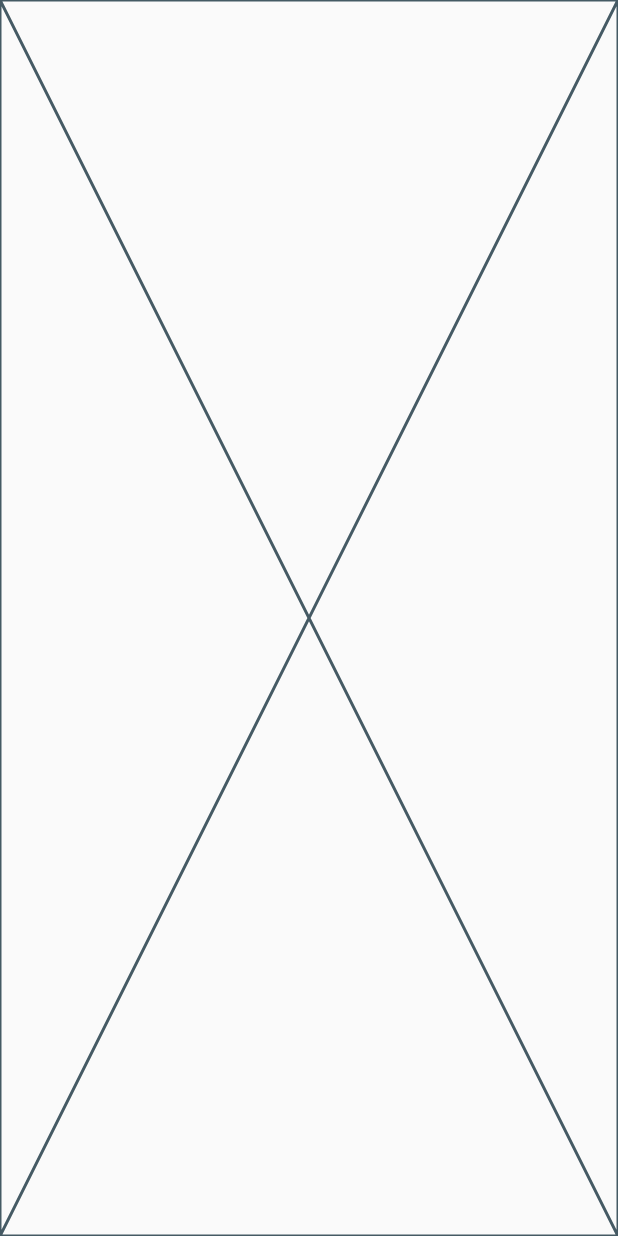
After one commit to Louay-Sallakho/booklyapp, a Flutter app: the screen it shows after launch, on a phone screen of 412 x 824 dp. The commit adds this screen. Run offline on Flutter 3.47's test engine with Material 2 defaults, Android fonts, the phone set to English and light mode, and no system bars; our stand-ins replace get.

Commit message:
Created Splashview and Splashview body

```diff
--- /dev/null
+++ b/lib/Features/splash/presentation/views/splashview.dart
@@ -0,0 +1,15 @@
+
+
+import 'package:booklyapp/Features/splash/presentation/views/widgets/splashviewbody.dart';
+import 'package:flutter/material.dart';
+
+class SplashView extends StatelessWidget {
+  const SplashView({super.key});
+
+  @override
+  Widget build(BuildContext context) {
+    return const Scaffold(
+      body: SplashViewBody(),
+    );
+  }
+}
--- /dev/null
+++ b/lib/Features/splash/presentation/views/widgets/splashviewbody.dart
@@ -0,0 +1,11 @@
+import 'package:flutter/src/widgets/framework.dart';
+import 'package:flutter/src/widgets/placeholder.dart';
+
+class SplashViewBody extends StatelessWidget {
+  const SplashViewBody({super.key});
+
+  @override
+  Widget build(BuildContext context) {
+    return const Placeholder();
+  }
+}
--- a/lib/main.dart
+++ b/lib/main.dart
@@ -1,5 +1,7 @@
 import 'package:flutter/material.dart';
-import 'package:get/get_navigation/get_navigation.dart';
+import 'package:get/get.dart';
+
+import 'Features/splash/presentation/views/splashview.dart';
 
 void main() {
   runApp(const BooklyApp());
@@ -17,12 +19,3 @@ class BooklyApp extends StatelessWidget {
     );
   }
 }
-
-class SplashView extends StatelessWidget {
-  const SplashView({super.key});
-
-  @override
-  Widget build(BuildContext context) {
-    return const Placeholder();
-  }
-}
```
